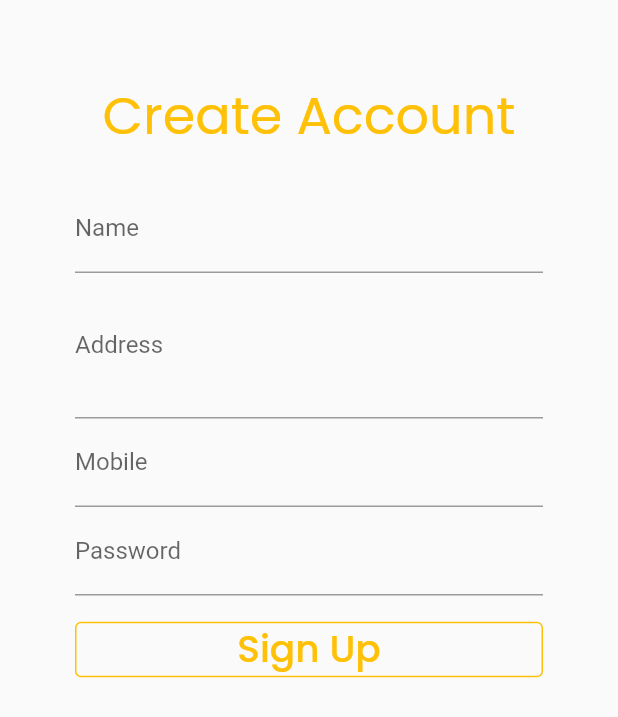
After one commit to softroniicsperinthalmanna/aljamia-straycare-shahana, a Flutter app: the SignUp screen opened directly, on a phone screen of 412 x 824 dp. The commit adds this screen. Shown: the top 717 px of the screen. Run offline on Flutter 3.47's test engine with Material 2 defaults, Android fonts, the phone set to English and light mode, and no system bars; our stand-ins replace geolocator, get, google_fonts, image_picker; network calls fail.

Commit message:
shahana  commit 26

```diff
--- /dev/null
+++ b/lib/auth/userRegister.dart
@@ -0,0 +1,118 @@
+import 'package:flutter/material.dart';
+import 'package:google_fonts/google_fonts.dart';
+import 'package:http/http.dart';
+import 'package:intl/intl.dart';
+import 'package:straycare_app/auth/userLogin.dart';
+
+import '../../connection/connect.dart';
+import '../style/style.dart';
+import 'login.dart';
+
+class SignUp extends StatefulWidget {
+  SignUp({Key? key}) : super(key: key);
+  var userType;
+  @override
+  State<SignUp> createState() => _SignUpState();
+}
+
+class _SignUpState extends State<SignUp> {
+  var dateList = [
+    DateTime(DateTime.now().year - 2).year,
+    DateTime(DateTime.now().year - 1).year,
+    DateTime.now().year,
+    DateTime(DateTime.now().year + 1).year,
+    DateTime(DateTime.now().year + 2).year
+  ];
+  var deptList = [
+    'Maths',
+    'Physics',
+    'Computer Science',
+    'Chemistry',
+    'Biology',
+    'Food Technology',
+    'Psychology'
+  ];
+  var degreeList = ['UG', 'PG'];
+  var nameCtrlr = TextEditingController();
+  var adrsCtrlr = TextEditingController();
+  var phoneCtrlr = TextEditingController();
+  var passwordCtrlr = TextEditingController();
+
+  @override
+  void initState() {
+    super.initState();
+    print(widget.userType);
+  }
+
+  Future<void> signUp() async {
+    var data = {
+      "name": nameCtrlr.text,
+      "phone": phoneCtrlr.text,
+      "password": passwordCtrlr.text,
+      "address": adrsCtrlr.text,
+    };
+    var response =
+        await post(Uri.parse('${Con.url}userRegister.php'), body: data);
+    print(response.body);
+    print(response.statusCode);
+  }
+
+  @override
+  Widget build(BuildContext context) {
+    return Scaffold(
+        body: Padding(
+      padding: const EdgeInsets.all(50.0),
+      child: ListView(
+        children: [
+          Center(
+              child: Text(
+            'Create Account',
+            style: authHead,
+          )),
+          SizedBox(
+            height: 20,
+          ),
+          TextFormField(
+              controller: nameCtrlr,
+              keyboardType: TextInputType.name,
+              decoration: dec("Name")),
+          TextFormField(
+              controller: adrsCtrlr,
+              keyboardType: TextInputType.text,
+              maxLines: 3,
+              decoration: dec("Address")),
+          TextFormField(
+            controller: phoneCtrlr,
+            keyboardType: TextInputType.phone,
+            decoration: dec("Mobile"),
+          ),
+          TextFormField(
+            controller: passwordCtrlr,
+            keyboardType: TextInputType.visiblePassword,
+            obscureText: true,
+            obscuringCharacter: '*',
+            decoration: dec("Password"),
+          ),
+          SizedBox(
+            height: 12,
+          ),
+          OutlinedButton(
+              style: OutlinedButton.styleFrom(
+                  side: BorderSide(color: Colors.amber)),
+              onPressed: () {
+                signUp();
+                ScaffoldMessenger.of(context)
+                    .showSnackBar(SnackBar(content: Text('Registered....')));
+                Navigator.pushReplacement(
+                    context,
+                    MaterialPageRoute(
+                        builder: (context) => UserLogin()));
+
+                // print(nameController.text);
+              },
+              child: Text('Sign Up', style: authBtn))
+        ],
+      ),
+    ));
+  }
+}
--- a/lib/connection/connect.dart
+++ b/lib/connection/connect.dart
@@ -1,4 +1,4 @@
 class Con{
-  static const url="http://192.168.59.139/STRAYCAREPHP/";
+  static const url="http://192.168.253.139/STRAYCAREPHP/";
 
 }
--- a/lib/main.dart
+++ b/lib/main.dart
@@ -5,7 +5,9 @@ import 'package:straycare_app/screens/User/userHome.dart';
 import 'package:straycare_app/screens/boarding/boarding.dart';
 import 'package:straycare_app/screens/boarding/loginIndex.dart';
 import 'package:straycare_app/screens/office/adopt.dart';
+import 'package:straycare_app/screens/office/adoptAccepted.dart';
 import 'package:straycare_app/screens/office/adoptRequest.dart';
+import 'package:straycare_app/screens/office/adoptedlist.dart';
 import 'package:straycare_app/screens/office/collectedlist.dart';
 import 'package:straycare_app/screens/office/createCollectionList.dart';
 import 'package:straycare_app/screens/office/fosteringlist.dart';
@@ -22,7 +24,7 @@ class MyApp extends StatelessWidget {
   @override
   Widget build(BuildContext context) {
     return const MaterialApp(
-      home: Adopt(),
+      home: BoardingScreen(),
     );
   }
 }
--- a/lib/screens/User/Adopt/viewMyRequest.dart
+++ b/lib/screens/User/Adopt/viewMyRequest.dart
@@ -79,6 +79,7 @@ class _MyRequestsState extends State<MyRequests> {
                     var formattedSDate = "${sdate.day}-${sdate.month}-${sdate.year}";
                     var rdate;
                     var formattedRDate;
+
                     if(list[index]['reply_date']!= "" ) {
                        rdate = DateTime.parse(list[index]['reply_date']);
                       formattedRDate = "${rdate.day}-${rdate.month}-${rdate
@@ -110,7 +111,8 @@ class _MyRequestsState extends State<MyRequests> {
                             children: [
                               Text('Breed : ${list[index]['breed']}'),
                               Text('Send : ${formattedSDate}'),
-                              Text(list[index]['reply_date']==''?'Replied : waiting':'Replied : ${formattedRDate}')
+                             // Text(list[index]['reply_date']==''?'Replied : ':'Replied : ${formattedRDate}'),
+                              list[index]['reply_date']=='0000-00-00 00:00:00'? Text('Replied : Waiting'):Text('Replied : ${formattedRDate}')
 
                             ],
                           ),
--- a/lib/screens/boarding/loginIndex.dart
+++ b/lib/screens/boarding/loginIndex.dart
@@ -1,6 +1,6 @@
 import 'package:flutter/material.dart';
 import 'package:google_fonts/google_fonts.dart';
-import 'package:straycare_app/screens/User/userLogin.dart';
+import 'package:straycare_app/auth/userLogin.dart';
 import 'package:straycare_app/screens/localgovernment/lsglogin.dart';
 import 'package:straycare_app/auth/login.dart';
 import 'package:straycare_app/screens/police/policelogin.dart';
@@ -37,8 +37,8 @@ class LoginIndex extends StatelessWidget {
               SizedBox(height: 30,),
               InkWell(
                 onTap: (){
-                  Navigator.push(context, MaterialPageRoute(builder: (context)=>Login(
-                    type: 'user',
+                  Navigator.push(context, MaterialPageRoute(builder: (context)=>UserLogin(
+
                   )));
                 },
                 child: Container(
--- a/lib/screens/office/createCollectionList.dart
+++ b/lib/screens/office/createCollectionList.dart
@@ -1,4 +1,5 @@
 import 'package:flutter/material.dart';
+import 'package:google_fonts/google_fonts.dart';
 import 'package:http/http.dart' as http;
 import 'package:image_picker/image_picker.dart';
 import 'package:intl/intl.dart';
@@ -80,8 +81,8 @@ class _CreateCollectionListState extends State<CreateCollectionList> {
           backgroundColor: Colors.white,
           shadowColor: vio,
           title: Text(
-            'Create a Collection',
-            style: subHead,
+            'Add Collected Animals',
+            style: GoogleFonts.poppins(color: vio,fontSize: 25,fontWeight: FontWeight.bold),
           ),
           centerTitle: true,
         ),
--- a/lib/style/style.dart
+++ b/lib/style/style.dart
@@ -10,6 +10,19 @@ var btnDecoration=BoxDecoration(
     borderRadius: BorderRadius.circular(60),
     color: Color(0xff9088E4)
 );
+InputDecoration dec(String labelname){
+    return  InputDecoration(
+        labelText: labelname,
+        // border: myinputborder(), //normal border
+        // enabledBorder: myinputborder(), //enabled border
+        // focusedBorder: myfocusborder(), //focused border
+        // set more border style like disabledBorder
+    );
+}
+var authHead=GoogleFonts.poppins(color: Colors.amber,fontSize: 35);
+
+var authBtn=GoogleFonts.poppins(color: Colors.amber,fontSize: 25);
+
 var btnText=GoogleFonts.poppins(color: Colors.white ,fontSize: 20);
 var boardText=GoogleFonts.poppins(color:  Color(0xff9088E4) ,fontSize: 15,fontWeight: FontWeight.bold);
 var boardTextBig=GoogleFonts.poppins(color:  Color(0xff9088E4) ,fontSize: 20,fontWeight: FontWeight.bold);
```
Also changed, not shown: lib/auth/userLogin.dart (renamed from lib/screens/User/userLogin.dart, +28 -8 lines), lib/screens/office/adoptedDetailPage.dart (added, +225 -0 lines), lib/screens/office/adoptedlist.dart (+27 -21 lines), lib/screens/office/collectedlist.dart (+19 -2 lines), lib/screens/office/viewlist.dart (+6 -5 lines).
